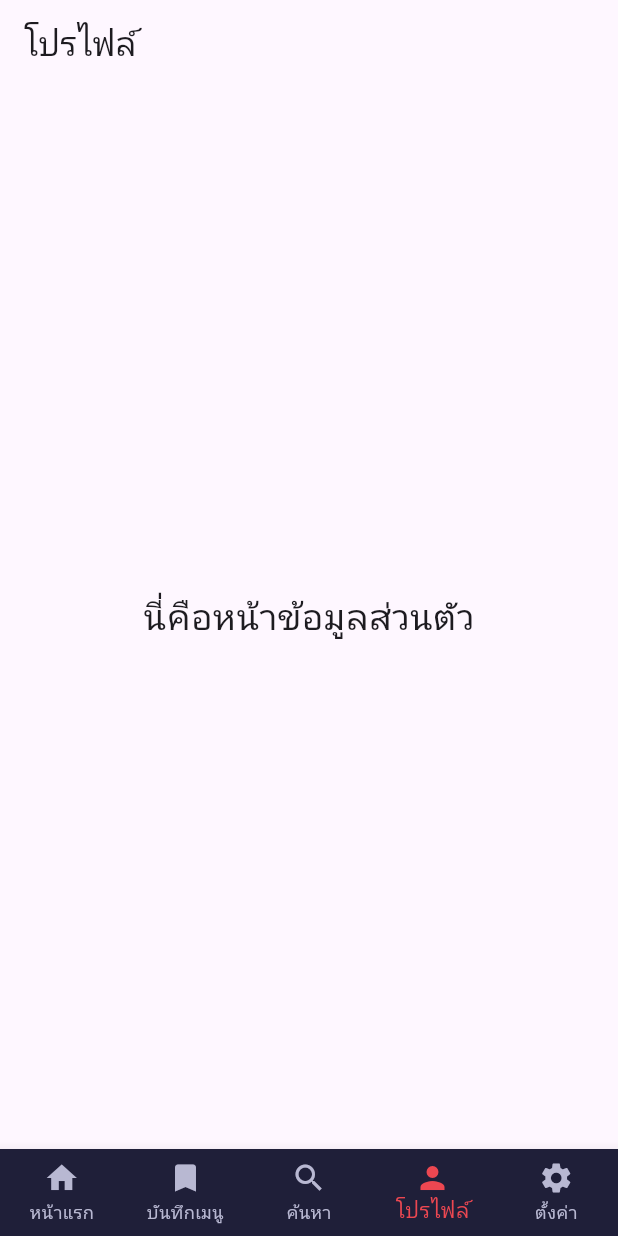
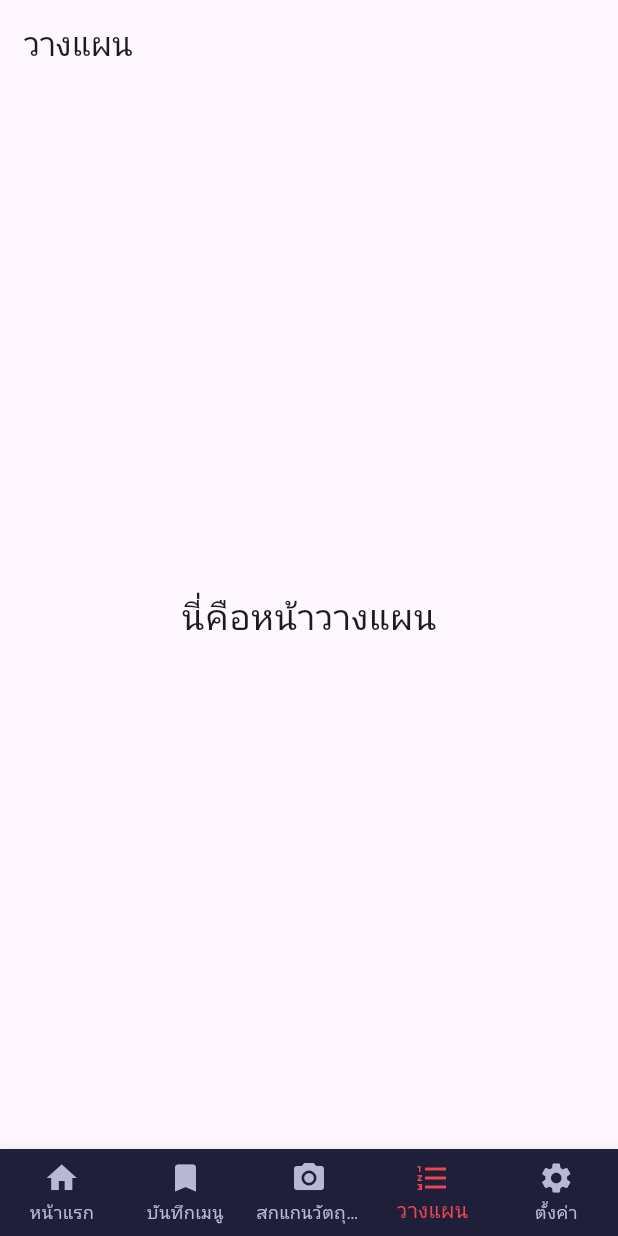
Before and after one commit to droverzz/project_mobile, a Flutter app: the screen it shows after launch, item 4 of the bottom bar chosen, on a phone screen of 412 x 824 dp. Run offline on Flutter 3.47's test engine with Material 3 defaults, Android fonts, the phone set to English and light mode, and no system bars.

Commit message:
fixed_icon_navigation

```diff
--- a/lib/main.dart
+++ b/lib/main.dart
@@ -52,10 +52,9 @@
         unselectedItemColor: Color(0xFFB8B8D2),
         items: const [
           BottomNavigationBarItem(icon: Icon(Icons.home), label: 'หน้าแรก'),
-          BottomNavigationBarItem(
-              icon: Icon(Icons.bookmark), label: 'บันทึกเมนู'),
-          BottomNavigationBarItem(icon: Icon(Icons.search), label: 'ค้นหา'),
-          BottomNavigationBarItem(icon: Icon(Icons.person), label: 'โปรไฟล์'),
+          BottomNavigationBarItem(icon: Icon(Icons.bookmark), label: 'บันทึกเมนู'),
+          BottomNavigationBarItem(icon: Icon(Icons.photo_camera), label: 'สกแกนวัตถุดิบ'),
+          BottomNavigationBarItem(icon: Icon(Icons.format_list_numbered), label: 'วางแผน'),
           BottomNavigationBarItem(icon: Icon(Icons.settings), label: 'ตั้งค่า'),
         ],
         currentIndex: _selectedIndex,
--- a/lib/screens/todo_screen.dart
+++ b/lib/screens/todo_screen.dart
@@ -4,9 +4,9 @@ class toDoList extends StatelessWidget {
   @override
   Widget build(BuildContext context) {
     return Scaffold(
-      appBar: AppBar(title: Text('โปรไฟล์')),
+      appBar: AppBar(title: Text('วางแผน')),
       body: Center(
-        child: Text('นี่คือหน้าข้อมูลส่วนตัว', style: TextStyle(fontSize: 24)),
+        child: Text('นี่คือหน้าวางแผน', style: TextStyle(fontSize: 24)),
       ),
     );
   }
```
